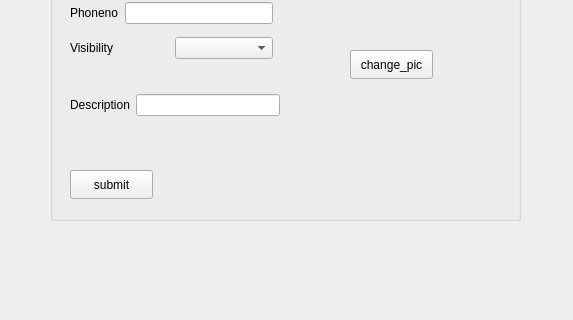
Qt form Chat-Application/login.ui (verina101/Chat-Application) before a commit; both pictures show x 0 to 573 and y 180 to 500 of the 700 by 500 pixel window.
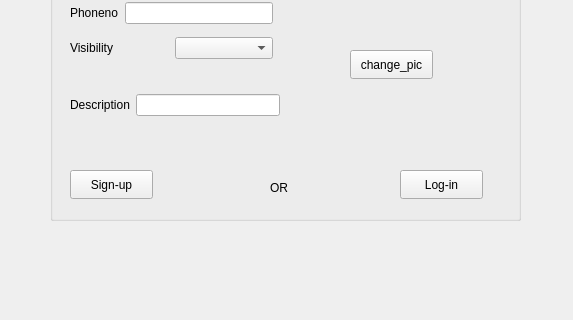
The same form after that commit.

Commit message: add login button

Diff of the .ui file:
```diff
--- a/Chat-Application/login.ui
+++ b/Chat-Application/login.ui
@@ -125,7 +125,7 @@
        </rect>
       </property>
       <property name="text">
-       <string>submit</string>
+       <string>Sign-up</string>
       </property>
      </widget>
      <widget class="QWidget" name="layoutWidget">
@@ -258,6 +258,32 @@
        <string>change_pic</string>
       </property>
      </widget>
+     <widget class="QPushButton" name="pushButton_loginin_2">
+      <property name="geometry">
+       <rect>
+        <x>350</x>
+        <y>310</y>
+        <width>83</width>
+        <height>29</height>
+       </rect>
+      </property>
+      <property name="text">
+       <string>Log-in</string>
+      </property>
+     </widget>
+     <widget class="QLabel" name="label_2">
+      <property name="geometry">
+       <rect>
+        <x>220</x>
+        <y>320</y>
+        <width>49</width>
+        <height>16</height>
+       </rect>
+      </property>
+      <property name="text">
+       <string>OR</string>
+      </property>
+     </widget>
     </widget>
    </widget>
   </widget>
```
The commit also changes 8 other files.
